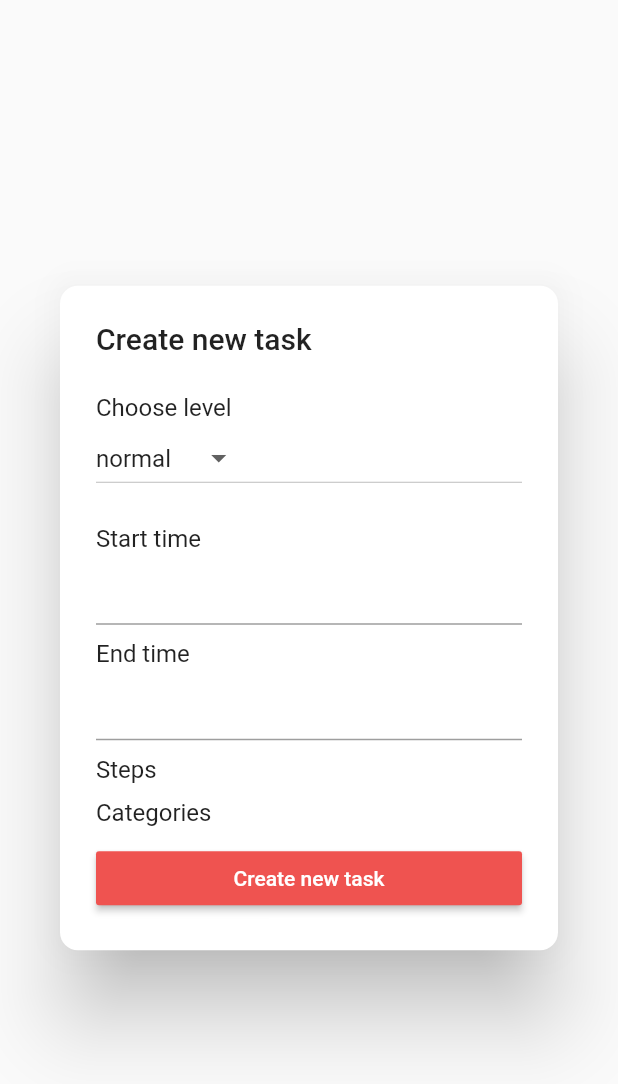
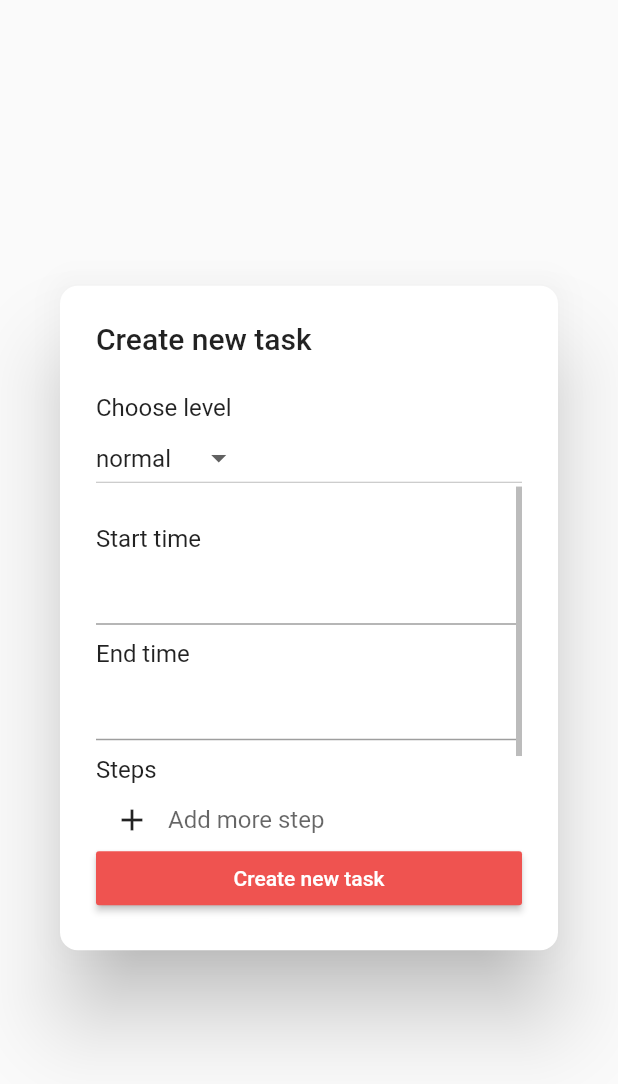
Before and after one commit to tung2389/To-do-manager, a Flutter app: the CreatorDialog widget shown alone on an empty page, opened directly, scrolled down 105 dp, on a phone screen of 412 x 824 dp. Shown: the top 1084 px of the screen. Run offline on Flutter 3.47's test engine with Material 2 defaults, Android fonts, the phone set to English and light mode, and no system bars; drawn by our look-alikes of datetime_picker_formfield; our stand-ins replace cloud_firestore, firebase_auth, shared_preferences; accounts and stored records are empty.

Commit message:
Add add steps and add labels options

```diff
--- a/lib/view/widgets/TaskCreator/creator.dart
+++ b/lib/view/widgets/TaskCreator/creator.dart
@@ -27,6 +27,7 @@ class CreatorDialog extends StatefulWidget {
 class _CreatorDialogState extends State<CreatorDialog> {
   final TaskService _taskService = new TaskService();
   bool loading = false;
+  final ScrollController _scrollBarController = ScrollController();
   // void _buildFields() {
   //   List<Widget> fieldWidgets  = [];
   //   for (String field in _fields) {
@@ -56,6 +57,9 @@ class _CreatorDialogState extends State<CreatorDialog> {
     createdAt: '' //ok
   ).toMap();
 
+  String tempStep = '';
+  String tempLabel = '';
+
   @override
   Widget build(BuildContext context) {
     return SimpleDialog(
@@ -68,7 +72,11 @@ class _CreatorDialogState extends State<CreatorDialog> {
         Container(
           height: 300,
           width: 300,
+          child: Scrollbar(
+            isAlwaysShown: true,
+            controller: _scrollBarController,
             child: ListView(
+              controller: _scrollBarController,
               children: <Widget>[
                 TextField(
                   decoration: InputDecoration(
@@ -108,11 +116,56 @@ class _CreatorDialogState extends State<CreatorDialog> {
                 SizedBox(height: 10),
 
                 Text('Steps'),
+                Row(
+                  children: <Widget>[
+                    IconButton(
+                      icon: Icon(Icons.add),
+                      tooltip: 'Add new steps',
+                      onPressed: () => _onChange('steps', _task['step'].add(tempStep)),
+                    ),
+                    Expanded( // We need expanded so the textfield take the remaining space of row
+                      child: TextField(
+                        decoration: InputDecoration(
+                          border: InputBorder.none,
+                          hintText: "Add more step"
+                        ),
+                        onChanged: (value) {
+                          setState(() {
+                            tempStep = value;
+                          });
+                        },
+                      ),
+                    )
+                  ],
+                ),
                 SizedBox(height: 10),
 
                 Text('Categories'),
+                Row(
+                  children: <Widget>[
+                    IconButton(
+                      icon: Icon(Icons.add),
+                      tooltip: 'Add labels',
+                      onPressed: () => _onChange('labels', _task['labels'].add(tempLabel))
+                    ),
+                    Expanded( // We need expanded so the textfield take the remaining space of row
+                      child: TextField(
+                        decoration: InputDecoration(
+                          border: InputBorder.none,
+                          hintText: "Add new label"
+                        ),
+                        onChanged: (value) {
+                          setState(() {
+                            tempLabel = value;
+                          });
+                        }
+                      ),
+                    )
+                  ],
+                ),
                 SizedBox(height: 10),
               ],
+            ),
           ),
         ),
         RaisedButton(
```
Lines whose indentation alone changed are shown as unchanged.
